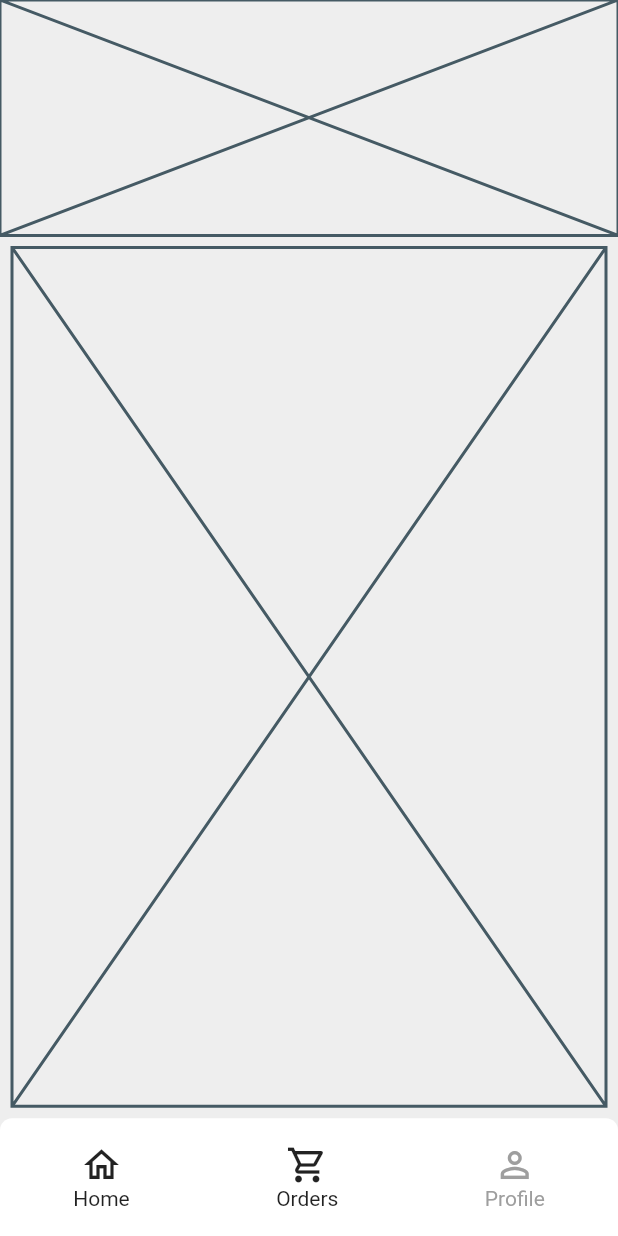
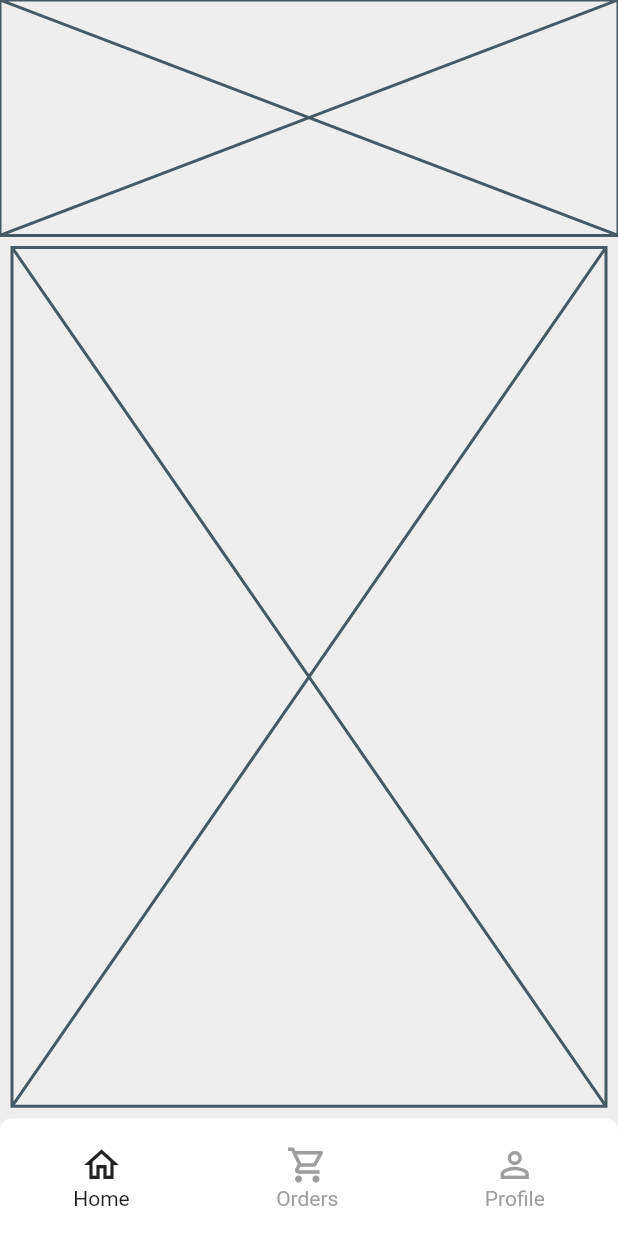
Before and after one commit to JAICHANGPARK/flutter_notebook_11th_story, a Flutter app: the screen it shows after launch, on a phone screen of 412 x 824 dp. Run offline on Flutter 3.47's test engine with Material 2 defaults, Android fonts, the phone set to English and light mode, and no system bars; our stand-ins replace backdrop, badges, flutter_inner_drawer, flutter_slidable, flutter_swiper, google_fonts.

Commit message:
Update food_home_page.dart

```diff
--- a/lib/ep744_food_app/ui/food_home_page.dart
+++ b/lib/ep744_food_app/ui/food_home_page.dart
@@ -64,8 +64,11 @@ class _FoodHomePageState extends State<FoodHomePage> {
                             Icon(
                               Icons.shopping_cart_outlined,
                               size: 28,
+                                color: _btmIndex == 1 ? Colors.orange : Colors.grey
                             ),
-                            Text("Orders")
+                            Text("Orders", style: TextStyle(
+                                color: _btmIndex == 1 ? Colors.black : Colors.grey
+                            ))
                           ],
                         ),
                       ),
```
